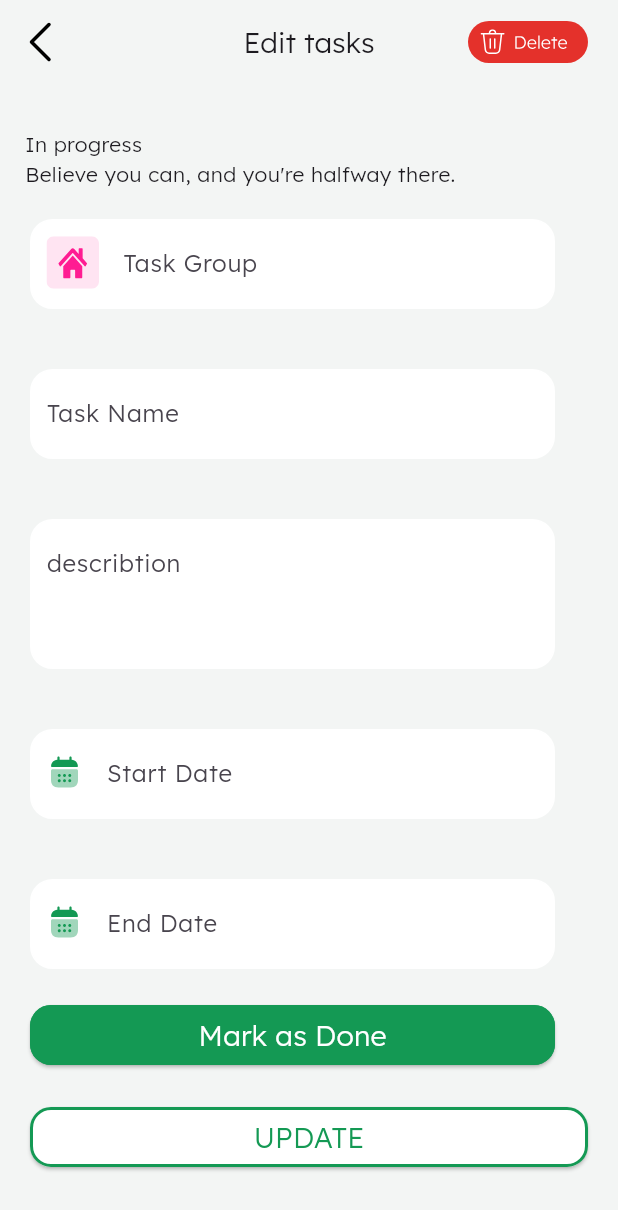
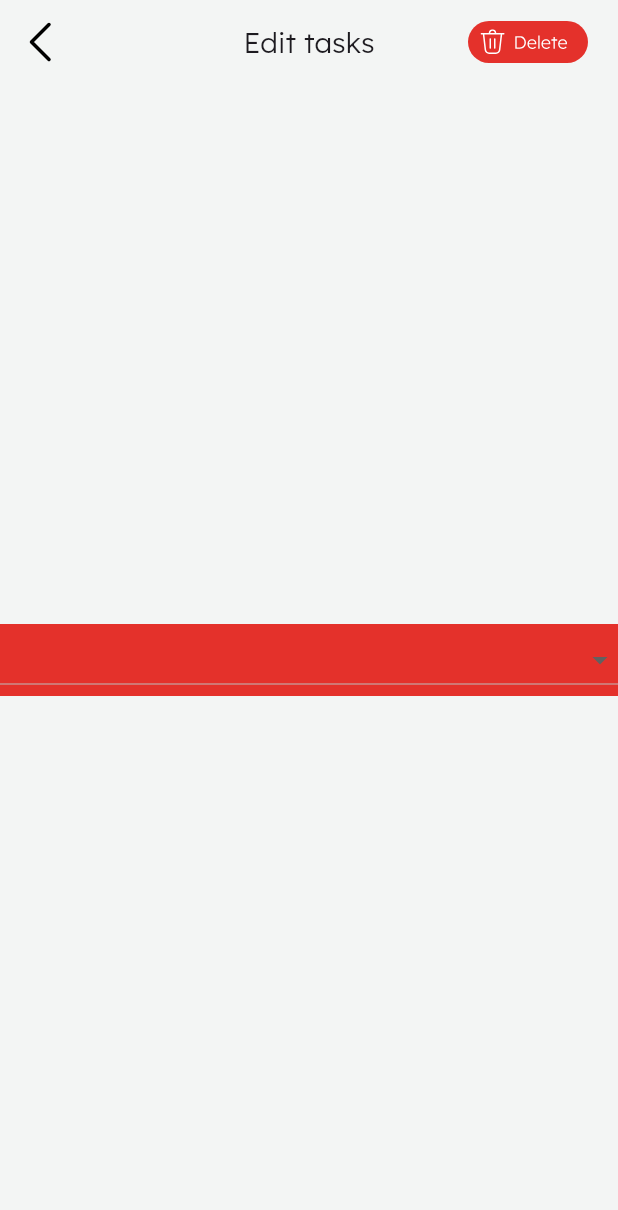
Before and after one commit to MohannedAshraf/Nti_tasks, a Flutter app: the EditTask screen opened directly, on a phone screen of 412 x 824 dp. Shown: the top 1210 px of the screen. Run offline on Flutter 3.47's test engine with Material 3 defaults, Android fonts, the phone set to English and light mode, and no system bars; our stand-ins replace flutter_svg.

Commit message:
Figma_Task3_Profile_page_Icons_Error

```diff
--- a/lib/assetsicons.dart
+++ b/lib/assetsicons.dart
@@ -9,4 +9,9 @@ class AssetsIcons {
   static const String home2 = "${baseiconpass}home2.svg";
   static const String vector = "${baseiconpass}Vector.svg";
   static const String group = "${baseiconpass}Group 1000002766.svg";
+  static const String history = "${baseiconpass}History.svg";
+  static const String palastineflag = "${baseiconpass}Palastine Icon.svg";
+  static const String user = "${baseiconpass}user (4) 2.svg";
+  static const String arrowup = "${baseiconpass}Arrow up.svg";
+  static const String arrowdown = "assets/icons/arrowdown.svg";
 }
--- /dev/null
+++ b/lib/assetsinmages.dart
@@ -0,0 +1,4 @@
+class AssetsImagesLocal {
+  static const String baseimagepass = "assets/images/";
+  static const String palastineflag = "${baseimagepass}Palastine Flag.png";
+}
--- a/lib/main.dart
+++ b/lib/main.dart
@@ -1,6 +1,6 @@
 import 'package:first_nti_project/assetsicons.dart';
 import 'package:first_nti_project/colors.dart';
-import 'package:first_nti_project/defaultextform.dart';
+import 'package:first_nti_project/profilepage.dart';
 import 'package:flutter/material.dart';
 import 'package:flutter_svg/svg.dart';
 
@@ -23,7 +23,7 @@ class MyApp extends StatelessWidget {
         fontFamily: 'Lexend Deca',
         colorScheme: ColorScheme.fromSeed(seedColor: Colors.deepPurple),
       ),
-      home: const EditTask(),
+      home: const Profilepage(),
     );
   }
 }
@@ -355,82 +355,36 @@ class EditTask extends StatelessWidget {
           ),
         ],
       ),
-      body: SingleChildScrollView(
-        child: Column(
-          crossAxisAlignment: CrossAxisAlignment.start,
-          children: [
-            SizedBox(height: 30),
-            Text("    In progress"),
-            Text("    Believe you can, and you're halfway there."),
+      body: Center(
+        child: Container(
+          color: MyColors.red,
+          child: DropdownButton<int>(
+            // focusColor: MyColors.red,
+            // dropdownColor: MyColors.green,
+            menuWidth: double.infinity,
+            isExpanded: true,
+            items:
+                countries.map((int value) {
+                  return DropdownMenuItem(
+                    value: value,
+                    child: Row(
+                      children: [
+                        SvgPicture.asset(AssetsIcons.home2),
 
-            DefaulTextform(
-              labelText: 'Task Group',
-              icon: SvgPicture.asset(AssetsIcons.home2),
-            ),
-            DefaulTextform(labelText: 'Task Name'),
-            DefaulTextform(
-              labelText: 'describtion',
-              height: 100,
-              maxLines: null,
-            ),
-            DefaulTextform(
-              labelText: 'Start Date',
-              icon: SvgPicture.asset(AssetsIcons.calender),
-            ),
-            DefaulTextform(
-              labelText: 'End Date',
-              icon: SvgPicture.asset(AssetsIcons.calender),
-            ),
-
-            Container(
-              margin: EdgeInsets.only(bottom: 20, left: 20, right: 20),
-              child: ElevatedButton(
-                style: ElevatedButton.styleFrom(
-                  fixedSize: const Size(350, 24),
-                  backgroundColor: MyColors.green,
-                  foregroundColor: MyColors.forground,
-                  shape: RoundedRectangleBorder(
-                    borderRadius: BorderRadius.circular(14),
-                    side: BorderSide(width: 2, color: MyColors.green),
-                  ),
-                ),
-                onPressed: () {},
-                child: Text(
-                  "Mark as Done",
-                  style: TextStyle(
-                    fontSize: 19,
-                    fontWeight: FontWeight.w300,
-                    color: MyColors.white,
-                  ),
-                ),
-              ),
-            ),
-            Container(
-              margin: EdgeInsets.only(bottom: 20, right: 20, left: 20),
-              child: ElevatedButton(
-                style: ElevatedButton.styleFrom(
-                  fixedSize: const Size(400, 24),
-                  backgroundColor: Color(0xffFFFFFF),
-                  foregroundColor: const Color.fromARGB(255, 221, 132, 132),
-                  shape: RoundedRectangleBorder(
-                    borderRadius: BorderRadius.circular(14),
-                    side: BorderSide(width: 2, color: MyColors.green),
-                  ),
-                ),
-                onPressed: () {},
-                child: Text(
-                  "UPDATE",
-                  style: TextStyle(
-                    fontSize: 19,
-                    fontWeight: FontWeight.w300,
-                    color: MyColors.green,
-                  ),
-                ),
-              ),
-            ),
-          ],
+                        Column(
+                          children: [Text(" Hello!"), Text(value.toString())],
+                        ),
+                      ],
+                    ),
+                  );
+                }).toList(),
+            onChanged: (value) {},
+          ),
         ),
       ),
     );
   }
 }
+
+// ignore: non_constant_identifier_names
+List<int> countries = [10, 100, 1000];
--- a/pubspec.yaml
+++ b/pubspec.yaml
@@ -61,6 +61,7 @@ flutter:
   # To add assets to your application, add an assets section, like this:
   assets:
     - assets/icons/
+    - assets/images/
 
 
   # An image asset can refer to one or more resolution-specific "variants", see
```
Also changed, not shown: lib/defaultcontainer.dart (added, +39 -0 lines), lib/profilepage.dart (added, +101 -0 lines), assets/Images/Palastine Flag.png (added), assets/icons/Arrow up.svg (added), assets/icons/History.svg (added), assets/icons/Palastine Icon.svg (added), assets/icons/arrowdown.svg (added), assets/icons/user (4) 2.svg (added).
